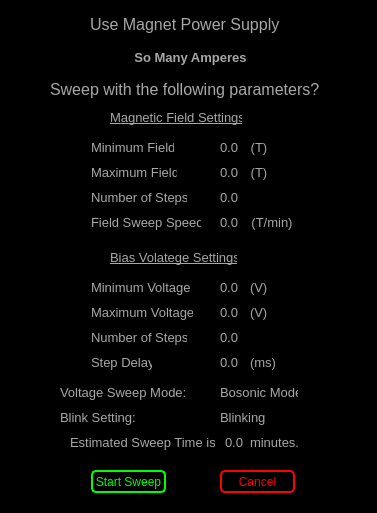
Qt form Scanner GUI/nSOTCharacterizer/sweepCheck.ui (afylab/nanoSQUID-Scanning-Software) before a commit.
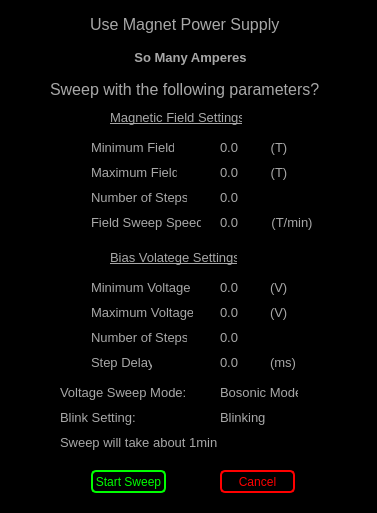
The same form after that commit.

Patch:
```diff
--- a/Scanner GUI/nSOTCharacterizer/sweepCheck.ui
+++ b/Scanner GUI/nSOTCharacterizer/sweepCheck.ui
@@ -32,7 +32,7 @@
   <widget class="QLabel" name="label_2">
    <property name="geometry">
     <rect>
-     <x>250</x>
+     <x>270</x>
      <y>165</y>
      <width>18</width>
      <height>16</height>
@@ -158,7 +158,7 @@
   <widget class="QLabel" name="label_3">
    <property name="geometry">
     <rect>
-     <x>250</x>
+     <x>270</x>
      <y>140</y>
      <width>18</width>
      <height>16</height>
@@ -222,7 +222,7 @@
   <widget class="QLabel" name="label_13">
    <property name="geometry">
     <rect>
-     <x>250</x>
+     <x>270</x>
      <y>215</y>
      <width>44</width>
      <height>16</height>
@@ -270,7 +270,7 @@
   <widget class="QLabel" name="label_8">
    <property name="geometry">
     <rect>
-     <x>250</x>
+     <x>270</x>
      <y>355</y>
      <width>27</width>
      <height>16</height>
@@ -312,7 +312,7 @@
   <widget class="QLabel" name="label_7">
    <property name="geometry">
     <rect>
-     <x>250</x>
+     <x>270</x>
      <y>280</y>
      <width>18</width>
      <height>16</height>
@@ -325,7 +325,7 @@
   <widget class="QLabel" name="label_5">
    <property name="geometry">
     <rect>
-     <x>250</x>
+     <x>270</x>
      <y>305</y>
      <width>18</width>
      <height>16</height>
@@ -393,43 +393,17 @@
     <string>&lt;html&gt;&lt;head/&gt;&lt;body&gt;&lt;p&gt;&lt;span style=&quot; font-size:10pt; text-decoration: underline; color:#a8a8a8;&quot;&gt;Bias Volatege Settings&lt;/span&gt;&lt;/p&gt;&lt;/body&gt;&lt;/html&gt;</string>
    </property>
   </widget>
-  <widget class="QLabel" name="label_6">
-   <property name="geometry">
-    <rect>
-     <x>70</x>
-     <y>435</y>
-     <width>145</width>
-     <height>16</height>
-    </rect>
-   </property>
-   <property name="text">
-    <string>&lt;html&gt;&lt;head/&gt;&lt;body&gt;&lt;p&gt;&lt;span style=&quot; font-size:10pt; color:#a8a8a8;&quot;&gt;Estimated Sweep Time is&lt;/span&gt;&lt;/p&gt;&lt;/body&gt;&lt;/html&gt;</string>
-   </property>
-  </widget>
   <widget class="QLabel" name="sweepTime">
    <property name="geometry">
     <rect>
-     <x>225</x>
+     <x>60</x>
      <y>435</y>
-     <width>30</width>
-     <height>13</height>
-    </rect>
-   </property>
-   <property name="text">
-    <string>&lt;html&gt;&lt;head/&gt;&lt;body&gt;&lt;p&gt;&lt;span style=&quot; font-size:10pt; color:#a8a8a8;&quot;&gt;0.0&lt;/span&gt;&lt;/p&gt;&lt;/body&gt;&lt;/html&gt;</string>
-   </property>
-  </widget>
-  <widget class="QLabel" name="label_10">
-   <property name="geometry">
-    <rect>
-     <x>250</x>
-     <y>435</y>
-     <width>49</width>
+     <width>261</width>
      <height>16</height>
     </rect>
    </property>
    <property name="text">
-    <string>&lt;html&gt;&lt;head/&gt;&lt;body&gt;&lt;p&gt;&lt;span style=&quot; font-size:10pt; color:#a8a8a8;&quot;&gt;minutes.&lt;/span&gt;&lt;/p&gt;&lt;/body&gt;&lt;/html&gt;</string>
+    <string>&lt;html&gt;&lt;head/&gt;&lt;body&gt;&lt;p&gt;&lt;span style=&quot; font-size:10pt; color:#a8a8a8;&quot;&gt;Sweep will take about 1min&lt;/span&gt;&lt;/p&gt;&lt;/body&gt;&lt;/html&gt;</string>
    </property>
   </widget>
   <widget class="QPushButton" name="startSweepReally">
```
